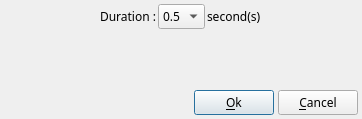
Before: the Qt Designer form src/ffDiaporama/DlgTransition/DlgTransitionDuration.ui in boenki/ffdiaporama, drawn with Qt 5.
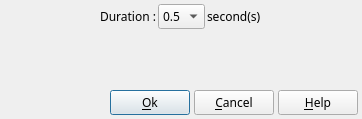
After: the same form once the commit is applied. Icons and pictures are not drawn.

```diff
--- a/src/ffDiaporama/DlgTransition/DlgTransitionDuration.ui
+++ b/src/ffDiaporama/DlgTransition/DlgTransitionDuration.ui
@@ -187,6 +187,20 @@
        </property>
       </widget>
      </item>
+     <item>
+      <widget class="QPushButton" name="HelpBt">
+       <property name="toolTip">
+        <string>Show help about this dialogue box</string>
+       </property>
+       <property name="text">
+        <string>&amp;Help</string>
+       </property>
+       <property name="icon">
+        <iconset resource="../../../RSCffDiaporama.qrc">
+         <normaloff>:/img/help.png</normaloff>:/img/help.png</iconset>
+       </property>
+      </widget>
+     </item>
     </layout>
    </item>
   </layout>
```
Left out of the diff: 27 changed lines with no effect on the pictures.
